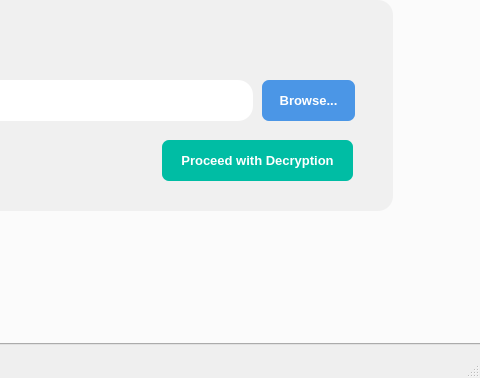
The window that ui/mainwindow.ui (edeniyanda/CipheredVV) describes before a commit, drawn with Qt 5; both pictures show x 370 to 850 and y 176 to 554 of the 850 by 554 pixel window.
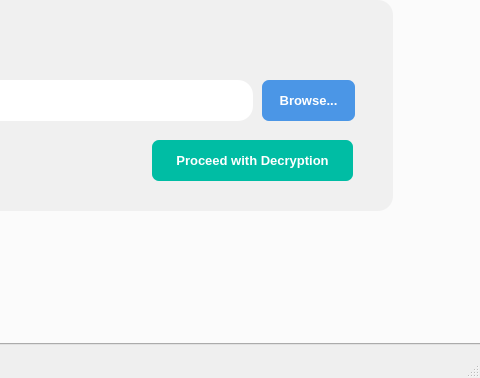
The same window after the commit. The open tabs and pages were chosen to show the change. Icons and pictures are not drawn.

Commit message: Increased the width of some objects

The edit to the form file:
```diff
--- a/ui/mainwindow.ui
+++ b/ui/mainwindow.ui
@@ -417,9 +417,9 @@
       <widget class="QPushButton" name="pushButtonProceed">
        <property name="geometry">
         <rect>
-         <x>450</x>
+         <x>440</x>
          <y>140</y>
-         <width>191</width>
+         <width>201</width>
          <height>41</height>
         </rect>
        </property>
```
Left out of the diff: 4 changed lines with no effect on the pictures. The commit also changes 7 other files.
